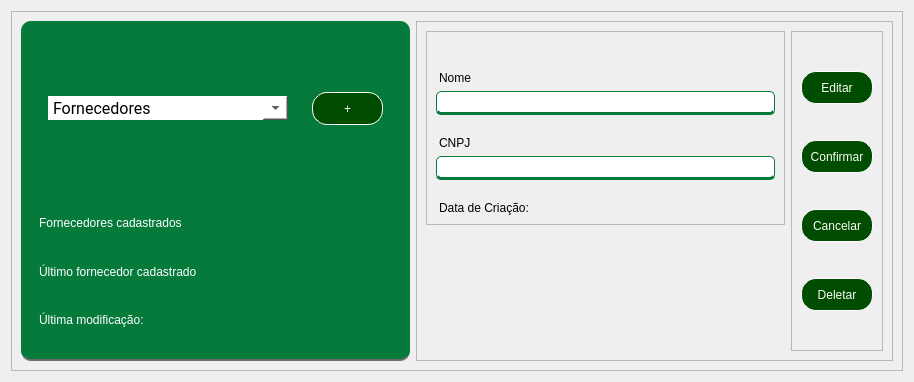
Above: PATP/bckp/asset_ctrl/templates/interfaces/forn_config.ui from eduardogm22/controle_patrimonio before the change. Below: the same form after it.
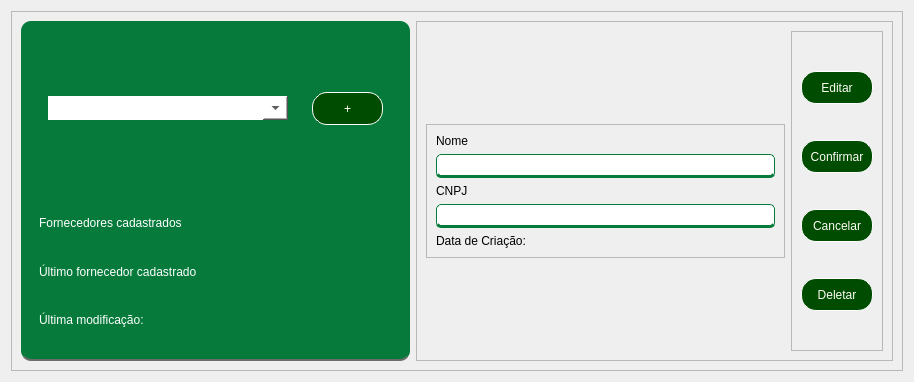
That is the form after the change.

What changed in the file:
```diff
--- a/PATP/bckp/asset_ctrl/templates/interfaces/forn_config.ui
+++ b/PATP/bckp/asset_ctrl/templates/interfaces/forn_config.ui
@@ -131,11 +131,6 @@
                  <property name="sizeAdjustPolicy">
                   <enum>QComboBox::AdjustToMinimumContentsLengthWithIcon</enum>
                  </property>
-                 <item>
-                  <property name="text">
-                   <string>Fornecedores</string>
-                  </property>
-                 </item>
                 </widget>
                </item>
               </layout>
@@ -256,10 +251,10 @@
          <enum>QFrame::Raised</enum>
         </property>
         <layout class="QHBoxLayout" name="horizontalLayout_4">
-         <item alignment="Qt::AlignTop">
+         <item alignment="Qt::AlignVCenter">
           <widget class="QFrame" name="frame_4">
            <property name="styleSheet">
-            <string notr="true">padding-top:15px;</string>
+            <string notr="true"/>
            </property>
            <property name="frameShape">
             <enum>QFrame::StyledPanel</enum>
```
